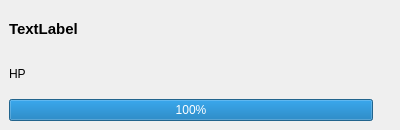
Before: the Qt Designer form app/view/forms/bosspanel.ui in r0nd0ud0u/qt-rpg, drawn with Qt 5.
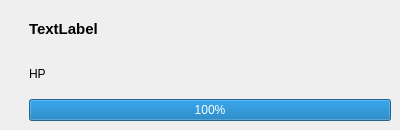
After: the same form once the commit is applied.

Patch:
```diff
--- a/app/view/forms/bosspanel.ui
+++ b/app/view/forms/bosspanel.ui
@@ -29,6 +29,29 @@
    <property name="bottomMargin">
     <number>0</number>
    </property>
+   <item>
+    <widget class="QWidget" name="verticalWidget" native="true">
+     <property name="sizePolicy">
+      <sizepolicy hsizetype="Fixed" vsizetype="MinimumExpanding">
+       <horstretch>0</horstretch>
+       <verstretch>0</verstretch>
+      </sizepolicy>
+     </property>
+     <property name="minimumSize">
+      <size>
+       <width>20</width>
+       <height>0</height>
+      </size>
+     </property>
+     <property name="maximumSize">
+      <size>
+       <width>20</width>
+       <height>16777215</height>
+      </size>
+     </property>
+     <layout class="QVBoxLayout" name="verticalLayout_2"/>
+    </widget>
+   </item>
    <item>
     <widget class="QWidget" name="info_widget" native="true">
      <layout class="QVBoxLayout" name="verticalLayout">
@@ -85,11 +108,6 @@
      </layout>
     </widget>
    </item>
-   <item>
-    <widget class="QWidget" name="verticalWidget" native="true">
-     <layout class="QVBoxLayout" name="verticalLayout_2"/>
-    </widget>
-   </item>
   </layout>
  </widget>
  <resources/>
```
